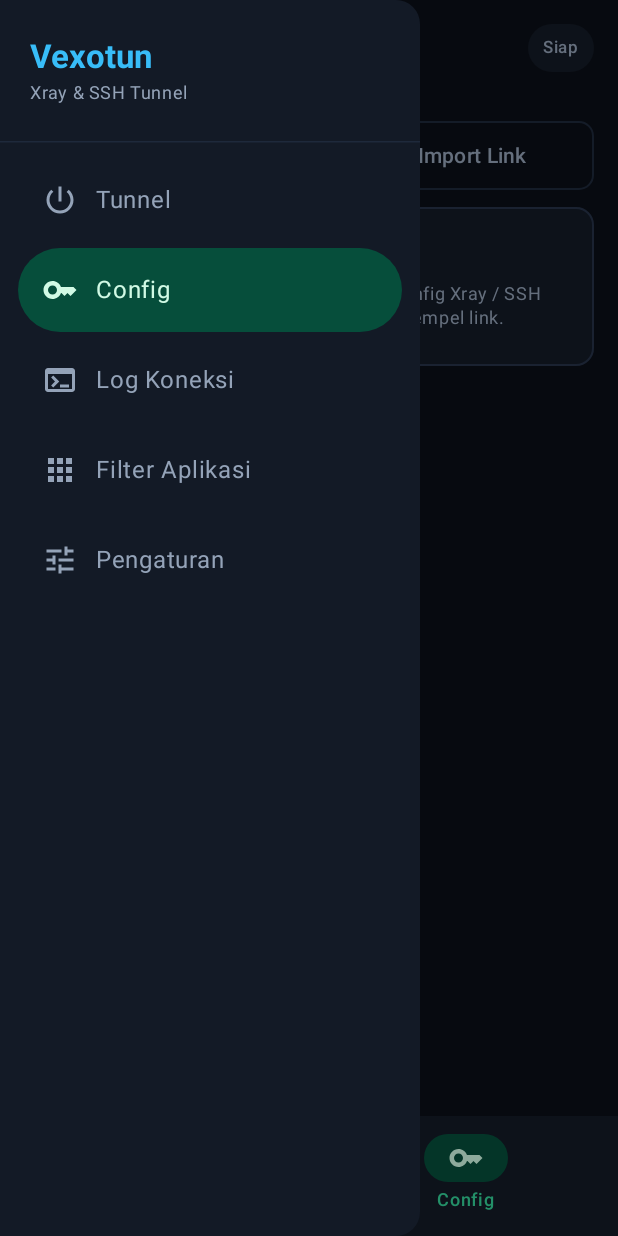
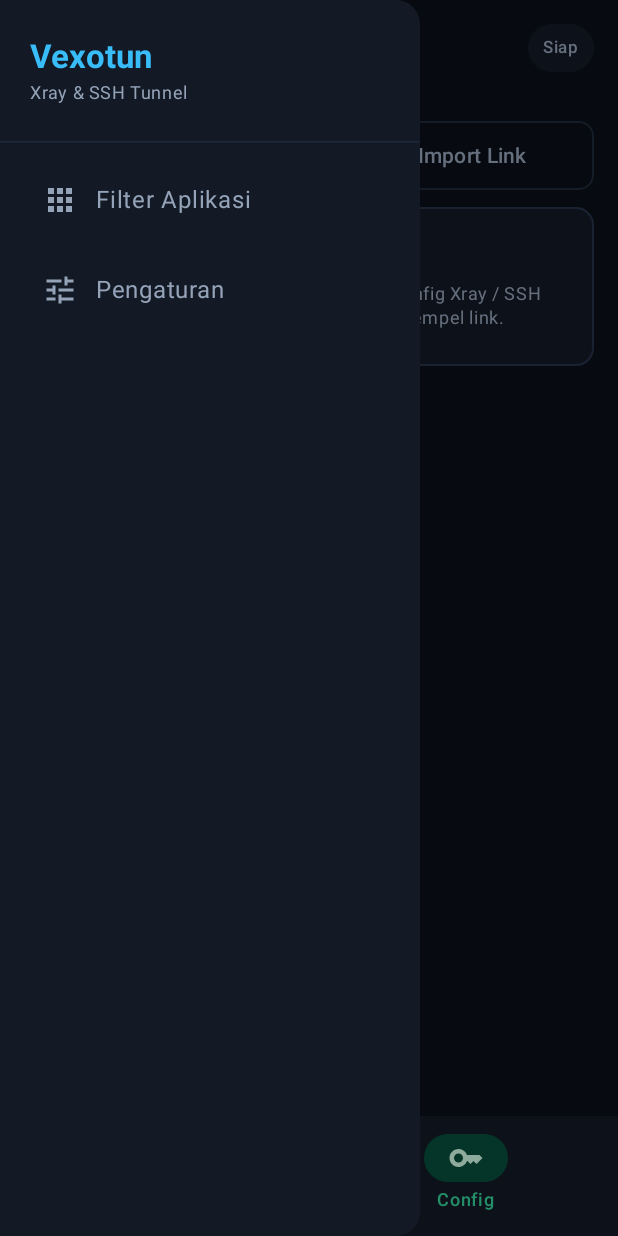
Before and after one commit to jahru23/vexotun-app, an Android app built with Jetpack Compose: the screen it shows after launch (MainActivity), after a tap on "Menu", on a phone screen of 412 x 824 dp. Run offline under Robolectric (Android 15) with nearby library versions, the phone set to English and light mode, and no system bars; libraries missing offline, so code that uses them is left out: androidx.lifecycle.viewmodel; pictures from the network do not load; 2 other taps on this screen came first.

Commit message:
fix(vpn): fix fdsan crash on disconnect, inline tunnel logs, teal banner, deduplicate nav

```diff
--- a/app/build.gradle.kts
+++ b/app/build.gradle.kts
@@ -11,8 +11,8 @@ android {
     applicationId = "com.vexotun.app"
     minSdk = 24
     targetSdk = 35
-    versionCode = 2
-    versionName = "1.1.0"
+    versionCode = 3
+    versionName = "1.2.0"
   }
 
   signingConfigs {
--- a/app/src/main/kotlin/com/vexotun/app/ui/main/MainScreen.kt
+++ b/app/src/main/kotlin/com/vexotun/app/ui/main/MainScreen.kt
@@ -115,13 +115,19 @@ import com.vexotun.app.model.XrayProtocol
 import com.vexotun.app.model.XrayTransport
 import com.vexotun.app.vpn.ConnectionStatus
 import com.vexotun.app.vpn.VpnRuntimeState
+import androidx.compose.animation.AnimatedVisibility
+import androidx.compose.animation.fadeIn
+import androidx.compose.animation.fadeOut
+import androidx.compose.animation.slideInVertically
+import androidx.compose.animation.slideOutVertically
+import androidx.compose.material.icons.filled.CheckCircle
+import kotlinx.coroutines.delay
 import kotlinx.coroutines.launch
 import java.util.Locale
 
 private enum class AppPage(val title: String, val icon: ImageVector) {
     TUNNEL("Tunnel", Icons.Default.PowerSettingsNew),
     CONFIG("Config", Icons.Default.Key),
-    LOGS("Log Koneksi", Icons.Default.Terminal),
     APPS("Filter Aplikasi", Icons.Default.Apps),
     SETTINGS("Pengaturan", Icons.Default.Tune)
 }
@@ -144,6 +150,20 @@ fun MainScreen(
 
     val drawerState = rememberDrawerState(DrawerValue.Closed)
     val scope = rememberCoroutineScope()
+
+    var showConnectedBanner by remember { mutableStateOf(false) }
+    var lastStatus by remember { mutableStateOf(runtime.status) }
+
+    LaunchedEffect(runtime.status) {
+        if (runtime.status == ConnectionStatus.CONNECTED && lastStatus != ConnectionStatus.CONNECTED) {
+            showConnectedBanner = true
+            delay(3000L)
+            showConnectedBanner = false
+        } else if (runtime.status != ConnectionStatus.CONNECTED) {
+            showConnectedBanner = false
+        }
+        lastStatus = runtime.status
+    }
 
     if (showImportDialog) {
         ImportLinkDialog(
@@ -196,15 +216,13 @@ fun MainScreen(
                 HorizontalDivider(color = MaterialTheme.colorScheme.outlineVariant)
                 Spacer(Modifier.height(8.dp))
 
-                AppPage.entries.forEach { page ->
+                listOf(AppPage.APPS, AppPage.SETTINGS).forEach { page ->
                     NavigationDrawerItem(
                         icon = { Icon(page.icon, contentDescription = null) },
                         label = { Text(page.title) },
                         selected = currentPage == page,
                         onClick = {
-                            if (page != AppPage.CONFIG) {
-                                editingProfileId = null
-                            }
+                            editingProfileId = null
                             currentPage = page
                             scope.launch { drawerState.close() }
                         },
@@ -221,13 +239,21 @@ fun MainScreen(
                         containerColor = MaterialTheme.colorScheme.background
                     ),
                     navigationIcon = {
-                        if (currentPage == AppPage.CONFIG && editingProfileId != null) {
-                            IconButton(onClick = { editingProfileId = null }) {
-                                Icon(Icons.AutoMirrored.Filled.ArrowBack, contentDescription = "Kembali")
+                        when {
+                            currentPage == AppPage.CONFIG && editingProfileId != null -> {
+                                IconButton(onClick = { editingProfileId = null }) {
+                                    Icon(Icons.AutoMirrored.Filled.ArrowBack, contentDescription = "Kembali")
+                                }
                             }
-                        } else {
-                            IconButton(onClick = { scope.launch { drawerState.open() } }) {
-                                Icon(Icons.Default.Menu, contentDescription = "Menu")
+                            currentPage == AppPage.APPS || currentPage == AppPage.SETTINGS -> {
+                                IconButton(onClick = { currentPage = AppPage.TUNNEL }) {
+                                    Icon(Icons.AutoMirrored.Filled.ArrowBack, contentDescription = "Kembali")
+                                }
+                            }
+                            else -> {
+                                IconButton(onClick = { scope.launch { drawerState.open() } }) {
+                                    Icon(Icons.Default.Menu, contentDescription = "Menu")
+                                }
                             }
                         }
                     },
@@ -292,7 +318,8 @@ fun MainScreen(
                         onOpenImport = { showImportDialog = true },
                         onStartClick = onRequestVpnStart,
                         onStopClick = viewModel::stopVpn,
-                        onPingClick = viewModel::runPingCheck
+                        onPingClick = viewModel::runPingCheck,
+                        onClearLogs = viewModel::clearLogs
                     )
                     AppPage.CONFIG -> {
                         val editTarget = editingProfileId?.let { id ->
@@ -320,10 +347,6 @@ fun MainScreen(
                             )
                         }
                     }
-                    AppPage.LOGS -> LogsPage(
-                        runtime = runtime,
-                        onClear = viewModel::clearLogs
-                    )
                     AppPage.APPS -> SplitTunnelPage(
                         config = config,
                         apps = apps,
@@ -334,6 +357,42 @@ fun MainScreen(
                         config = config,
                         onUpdateConfig = viewModel::updateConfig
                     )
+                }
+
+                AnimatedVisibility(
+                    visible = showConnectedBanner,
+                    enter = slideInVertically(initialOffsetY = { -it }) + fadeIn(),
+                    exit = slideOutVertically(targetOffsetY = { -it }) + fadeOut(),
+                    modifier = Modifier
+                        .align(Alignment.TopCenter)
+                        .padding(horizontal = 16.dp, vertical = 10.dp)
+                ) {
+                    Surface(
+                        onClick = { showConnectedBanner = false },
+                        shape = RoundedCornerShape(12.dp),
+                        color = Color(0xFF0D9488),
+                        border = BorderStroke(1.dp, Color(0xFF2DD4BF)),
+                        shadowElevation = 6.dp
+                    ) {
+                        Row(
+                            modifier = Modifier.padding(horizontal = 16.dp, vertical = 10.dp),
+                            verticalAlignment = Alignment.CenterVertically,
+                            horizontalArrangement = Arrangement.spacedBy(8.dp)
+                        ) {
+                            Icon(
+                                Icons.Default.CheckCircle,
+                                contentDescription = null,
+                                tint = Color.White,
+                                modifier = Modifier.size(18.dp)
+                            )
+                            Text(
+                                "VexoTun Tersambung",
+                                color = Color.White,
+                                fontWeight = FontWeight.SemiBold,
+                                fontSize = 14.sp
+                            )
+                        }
+                    }
                 }
             }
         }
@@ -545,10 +604,19 @@ private fun TunnelPage(
     onOpenImport: () -> Unit,
     onStartClick: () -> Unit,
     onStopClick: () -> Unit,
-    onPingClick: () -> Unit
+    onPingClick: () -> Unit,
+    onClearLogs: () -> Unit
 ) {
     val active = config.activeProfile()
     val isActive = runtime.status == ConnectionStatus.CONNECTED || runtime.status == ConnectionStatus.CONNECTING
+    val context = LocalContext.current
+    val logListState = rememberLazyListState()
+
+    LaunchedEffect(runtime.logs.size) {
+        if (runtime.logs.isNotEmpty()) {
+            logListState.animateScrollToItem(runtime.logs.lastIndex)
+        }
+    }
 
     Column(
         modifier = Modifier
@@ -801,12 +869,115 @@ private fun TunnelPage(
             enabled = !isPinging && active != null,
             modifier = Modifier
                 .fillMaxWidth()
-                .height(46.dp),
+                .height(44.dp),
             shape = RoundedCornerShape(12.dp)
         ) {
             Icon(Icons.Default.NetworkPing, contentDescription = null, modifier = Modifier.size(18.dp))
             Spacer(Modifier.width(8.dp))
             Text(if (isPinging) "Mengukur Latency..." else "Cek Ping")
+        }
+
+        // Inline Live Log Console
+        Card(
+            modifier = Modifier.fillMaxWidth(),
+            border = BorderStroke(1.dp, MaterialTheme.colorScheme.outline),
+            colors = CardDefaults.cardColors(containerColor = MaterialTheme.colorScheme.surfaceVariant)
+        ) {
+            Column(modifier = Modifier.fillMaxWidth()) {
+                Row(
+                    modifier = Modifier
+                        .fillMaxWidth()
+                        .padding(horizontal = 12.dp, vertical = 8.dp),
+                    horizontalArrangement = Arrangement.SpaceBetween,
+                    verticalAlignment = Alignment.CenterVertically
+                ) {
+                    Row(
+                        verticalAlignment = Alignment.CenterVertically,
+                        horizontalArrangement = Arrangement.spacedBy(6.dp)
+                    ) {
+                        Icon(
+                            Icons.Default.Terminal,
+                            contentDescription = null,
+                            tint = MaterialTheme.colorScheme.primary,
+                            modifier = Modifier.size(16.dp)
+                        )
+                        Text(
+                            "Log",
+                            style = MaterialTheme.typography.labelLarge,
+                            fontWeight = FontWeight.SemiBold
+                        )
+                    }
+                    Row(horizontalArrangement = Arrangement.spacedBy(4.dp)) {
+                        IconButton(
+                            onClick = {
+                                val text = runtime.logs.joinToString("\n") {
+                                    "[${it.timestamp}] ${it.message}"
+                                }
+                                val cm = context.getSystemService(Context.CLIPBOARD_SERVICE) as ClipboardManager
+                                cm.setPrimaryClip(ClipData.newPlainText("vexotun_logs", text))
+                            },
+                            modifier = Modifier.size(32.dp)
+                        ) {
+                            Icon(
+                                Icons.Default.ContentCopy,
+                                contentDescription = "Salin Log",
+                                modifier = Modifier.size(16.dp)
+                            )
+                        }
+                        IconButton(
+                            onClick = onClearLogs,
+                            modifier = Modifier.size(32.dp)
+                        ) {
+                            Icon(
+                                Icons.Default.DeleteOutline,
+                                contentDescription = "Bersihkan Log",
+                                modifier = Modifier.size(16.dp)
+                            )
+                        }
+                    }
+                }
+                HorizontalDivider(color = MaterialTheme.colorScheme.outlineVariant)
+                Box(
+                    modifier = Modifier
+                        .fillMaxWidth()
+                        .height(220.dp)
+                        .background(Color(0xFF070B12))
+                ) {
+                    if (runtime.logs.isEmpty()) {
+                        Text(
+                            "Belum ada log.",
+                            style = MaterialTheme.typography.bodySmall,
+                            color = MaterialTheme.colorScheme.onSurfaceVariant,
+                            modifier = Modifier
+                                .align(Alignment.Center)
+                                .padding(12.dp)
+                        )
+                    } else {
+                        LazyColumn(
+                            state = logListState,
+                            modifier = Modifier
+                                .fillMaxSize()
+                                .padding(horizontal = 10.dp, vertical = 8.dp),
+                            verticalArrangement = Arrangement.spacedBy(3.dp)
+                        ) {
+                            items(runtime.logs) { entry ->
+                                val color = when (entry.level) {
+                                    "ERROR" -> Color(0xFFF87171)
+                                    "WARN" -> Color(0xFFFBBF24)
+                                    else -> Color(0xFF34D399)
+                                }
+                                Text(
+                                    text = "[${entry.timestamp}] ${entry.message}",
+                                    color = color,
+                                    fontFamily = FontFamily.Monospace,
+                                    fontSize = 11.sp,
+                                    lineHeight = 15.sp
+                                )
+                            }
+                        }
+                    }
+                }
+            }
         }
     }
 }
@@ -1388,90 +1559,6 @@ private fun SshProfileEditor(
 }
 
 @Composable
-private fun LogsPage(
-    runtime: VpnRuntimeState,
-    onClear: () -> Unit
-) {
-    val context = LocalContext.current
-    val listState = rememberLazyListState()
-
-    LaunchedEffect(runtime.logs.size) {
-        if (runtime.logs.isNotEmpty()) {
-            listState.animateScrollToItem(runtime.logs.lastIndex)
-        }
-    }
-
-    Column(
-        modifier = Modifier
-            .fillMaxSize()
-            .padding(16.dp),
-        verticalArrangement = Arrangement.spacedBy(10.dp)
-    ) {
-        Row(
-            modifier = Modifier.fillMaxWidth(),
-            horizontalArrangement = Arrangement.SpaceBetween,
-            verticalAlignment = Alignment.CenterVertically
-        ) {
-            Text(
-                "${runtime.logs.size} baris log",
-                style = MaterialTheme.typography.bodyMedium,
-                color = MaterialTheme.colorScheme.onSurfaceVariant
-            )
-            Row(horizontalArrangement = Arrangement.spacedBy(4.dp)) {
-                OutlinedButton(
-                    onClick = {
-                        val text = runtime.logs.joinToString("\n") { "${it.level}: ${it.message}" }
-                        val cm = context.getSystemService(Context.CLIPBOARD_SERVICE) as ClipboardManager
-                        cm.setPrimaryClip(ClipData.newPlainText("vexotun_logs", text))
-                    },
-                    contentPadding = PaddingValues(horizontal = 12.dp, vertical = 6.dp)
-                ) {
-                    Icon(Icons.Default.ContentCopy, contentDescription = null, modifier = Modifier.size(16.dp))
-                    Spacer(Modifier.width(6.dp))
-                    Text("Salin", fontSize = 12.sp)
-                }
-                OutlinedButton(
-                    onClick = onClear,
-                    contentPadding = PaddingValues(horizontal = 12.dp, vertical = 6.dp)
-                ) {
-                    Icon(Icons.Default.DeleteOutline, contentDescription = null, modifier = Modifier.size(16.dp))
-                    Spacer(Modifier.width(6.dp))
-                    Text("Hapus", fontSize = 12.sp)
-                }
-            }
-        }
-
-        Card(
-            modifier = Modifier.fillMaxSize(),
-            border = BorderStroke(1.dp, MaterialTheme.colorScheme.outline),
-            colors = CardDefaults.cardColors(containerColor = Color(0xFF0A0E14))
-        ) {
-            LazyColumn(
-                state = listState,
-                modifier = Modifier
-                    .fillMaxSize()
-                    .padding(12.dp),
-                verticalArrangement = Arrangement.spacedBy(4.dp)
-            ) {
-                items(runtime.logs) { entry ->
-                    val color = when (entry.level) {
-                        "ERROR" -> Color(0xFFF87171)
-                        "WARN" -> Color(0xFFFBBF24)
-                        else -> Color(0xFF34D399)
-                    }
-                    Text(
-                        text = entry.message,
-                        color = color,
-                        fontFamily = FontFamily.Monospace,
-                        fontSize = 12.sp
-                    )
-                }
-            }
-        }
-    }
-}
-
-@Composable
 private fun SplitTunnelPage(
     config: VexotunConfig,
     apps: List<InstalledApp>,
--- a/app/src/main/kotlin/com/vexotun/app/ui/main/MainScreenViewModel.kt
+++ b/app/src/main/kotlin/com/vexotun/app/ui/main/MainScreenViewModel.kt
@@ -1,10 +1,18 @@
 package com.vexotun.app.ui.main
 
 import android.app.Application
+import android.content.Context
 import android.content.pm.ApplicationInfo
 import android.content.pm.PackageManager
+import android.net.ConnectivityManager
+import android.net.NetworkCapabilities
+import android.os.Build
+import android.telephony.TelephonyManager
+import androidx.core.content.pm.PackageInfoCompat
 import androidx.lifecycle.AndroidViewModel
 import androidx.lifecycle.viewModelScope
+import java.net.Inet4Address
+import java.util.Locale
 import com.vexotun.app.data.ConfigStore
 import com.vexotun.app.model.LinkParser
 import com.vexotun.app.model.SplitTunnelMode
@@ -44,7 +52,59 @@ class MainScreenViewModel(application: Application) : AndroidViewModel(applicati
     val isPinging: StateFlow<Boolean> = _isPinging.asStateFlow()
 
     init {
+        logDeviceAndNetworkInfo()
         loadInstalledApps()
+    }
+
+    private fun logDeviceAndNetworkInfo() {
+        val ctx = getApplication<Application>()
+        val (versionName, versionCode) = runCatching {
+            val info = ctx.packageManager.getPackageInfo(ctx.packageName, 0)
+            val name = info.versionName ?: "1.0.0"
+            val code = PackageInfoCompat.getLongVersionCode(info)
+            name to code
+        }.getOrElse { "1.0.0" to 1L }
+
+        val deviceLine = "${Build.MANUFACTURER.uppercase(Locale.ROOT)} ${Build.MODEL}".trim()
+        val abi = Build.SUPPORTED_ABIS.firstOrNull() ?: "unknown"
+        val osLine = "Android ${Build.VERSION.RELEASE} API-${Build.VERSION.SDK_INT} / $abi"
+
+        val cm = ctx.getSystemService(Context.CONNECTIVITY_SERVICE) as? ConnectivityManager
+        val activeNetwork = cm?.activeNetwork
+        val caps = activeNetwork?.let { cm.getNetworkCapabilities(it) }
+        val transportLabel = when {
+            caps == null -> "Offline"
+            caps.hasTransport(NetworkCapabilities.TRANSPORT_WIFI) -> "WiFi"
+            caps.hasTransport(NetworkCapabilities.TRANSPORT_CELLULAR) -> "Seluler"
+            caps.hasTransport(NetworkCapabilities.TRANSPORT_ETHERNET) -> "Ethernet"
+            else -> "Jaringan"
+        }
+        val tm = ctx.getSystemService(Context.TELEPHONY_SERVICE) as? TelephonyManager
+        val carrier = tm?.networkOperatorName?.trim().orEmpty()
+        val networkLine = if (carrier.isNotEmpty() && transportLabel == "Seluler") {
+            "$carrier / $transportLabel"
+        } else if (carrier.isNotEmpty() && transportLabel == "WiFi") {
+            "$carrier / $transportLabel"
+        } else {
+            transportLabel
+        }
+
+        val localIp = activeNetwork?.let { net ->
+            cm.getLinkProperties(net)?.linkAddresses
+                ?.mapNotNull { it.address as? Inet4Address }
+                ?.firstOrNull { !it.isLoopbackAddress }
+                ?.hostAddress
+        } ?: "-"
+
+        TunnelState.ensureInitialLogs(
+            listOf(
+                "Vexotun $versionName ($versionCode)",
+                deviceLine,
+                osLine,
+                networkLine,
+                "IP $localIp"
+            )
+        )
     }
 
     fun updateConfig(transform: (VexotunConfig) -> VexotunConfig) {
--- a/app/src/main/kotlin/com/vexotun/app/vpn/TunnelState.kt
+++ b/app/src/main/kotlin/com/vexotun/app/vpn/TunnelState.kt
@@ -4,6 +4,9 @@ import kotlinx.coroutines.flow.MutableStateFlow
 import kotlinx.coroutines.flow.StateFlow
 import kotlinx.coroutines.flow.asStateFlow
 import kotlinx.coroutines.flow.update
+import java.text.SimpleDateFormat
+import java.util.Date
+import java.util.Locale
 
 enum class ConnectionStatus {
     DISCONNECTED,
@@ -14,8 +17,12 @@ enum class ConnectionStatus {
 
 data class LogEntry(
     val level: String,
-    val message: String
+    val message: String,
+    val timestamp: String = currentLogTime()
 )
+
+private fun currentLogTime(): String =
+    SimpleDateFormat("HH:mm:ss", Locale.getDefault()).format(Date())
 
 data class VpnRuntimeState(
     val status: ConnectionStatus = ConnectionStatus.DISCONNECTED,
@@ -51,6 +58,14 @@ object TunnelState {
         }
     }
 
+    fun ensureInitialLogs(messages: List<String>) {
+        _state.update { current ->
+            if (current.logs.isNotEmpty()) return@update current
+            val time = currentLogTime()
+            current.copy(logs = messages.map { LogEntry("INFO", it, time) })
+        }
+    }
+
     fun clearLogs() {
         _state.update { it.copy(logs = emptyList()) }
     }
```
Also changed, not shown: app/src/main/kotlin/com/vexotun/app/vpn/VexotunVpnService.kt (+24 -3 lines).
